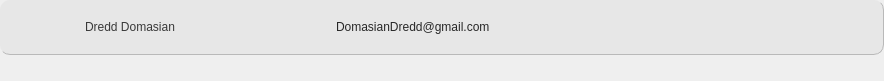
Before: the Qt Designer form Frontend/PatientCard.ui in rmmln/Petmate-Desktop-Application, drawn with Qt 5.
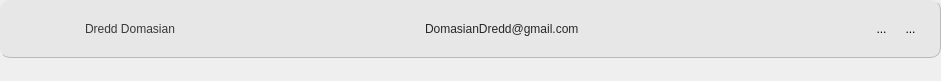
After: the same form once the commit is applied. Icons and pictures are not drawn.

Commit message:
Add delete patient functionality to UI
Replaced QLabel edit/delete icons with QToolButtons in PatientCard.ui and connected the delete button to a new delete_patient method in app.py. The method prompts for confirmation, sends a DELETE request to the backend, and shows a toast notification based on the result.

Diff of the .ui file:
```diff
--- a/Frontend/PatientCard.ui
+++ b/Frontend/PatientCard.ui
@@ -6,7 +6,7 @@
    <rect>
     <x>0</x>
     <y>0</y>
-    <width>884</width>
+    <width>941</width>
     <height>81</height>
    </rect>
   </property>
@@ -119,7 +119,7 @@
         </property>
        </widget>
       </item>
-      <item>
+      <item alignment="Qt::AlignLeft">
        <widget class="QLabel" name="nameLabel">
         <property name="styleSheet">
          <string notr="true">font: 81 14pt &quot;Montserrat ExtraBold&quot;;
@@ -130,7 +130,7 @@
         </property>
        </widget>
       </item>
-      <item>
+      <item alignment="Qt::AlignHCenter">
        <widget class="QLabel" name="emailLabel">
         <property name="styleSheet">
          <string notr="true">font: 57 14pt &quot;Montserrat Medium&quot;;
@@ -142,41 +142,74 @@
        </widget>
       </item>
       <item alignment="Qt::AlignRight">
-       <widget class="QLabel" name="editLabel">
-        <property name="maximumSize">
-         <size>
-          <width>25</width>
-          <height>25</height>
-         </size>
+       <widget class="QFrame" name="actionBtn">
+        <property name="styleSheet">
+         <string notr="true">border:none;
+background:transparent;</string>
         </property>
-        <property name="text">
-         <string/>
+        <property name="frameShape">
+         <enum>QFrame::StyledPanel</enum>
         </property>
-        <property name="pixmap">
-         <pixmap resource="resource.qrc">:/Icons/Icons/UpdateIcon.png</pixmap>
+        <property name="frameShadow">
+         <enum>QFrame::Raised</enum>
         </property>
-        <property name="scaledContents">
-         <bool>true</bool>
-        </property>
-       </widget>
-      </item>
-      <item>
-       <widget class="QLabel" name="deleteLabel">
-        <property name="maximumSize">
-         <size>
-          <width>25</width>
-          <height>25</height>
-         </size>
-        </property>
-        <property name="text">
-         <string/>
-        </property>
-        <property name="pixmap">
-         <pixmap resource="resource.qrc">:/Icons/Icons/delete.png</pixmap>
-        </property>
-        <property name="scaledContents">
-         <bool>true</bool>
-        </property>
+        <layout class="QHBoxLayout" name="horizontalLayout_2">
+         <property name="spacing">
+          <number>10</number>
+         </property>
+         <property name="leftMargin">
+          <number>0</number>
+         </property>
+         <property name="topMargin">
+          <number>0</number>
+         </property>
+         <property name="rightMargin">
+          <number>0</number>
+         </property>
+         <property name="bottomMargin">
+          <number>0</number>
+         </property>
+         <item alignment="Qt::AlignRight">
+          <widget class="QToolButton" name="editBtn">
+           <property name="styleSheet">
+            <string notr="true">background:transparent;</string>
+           </property>
+           <property name="text">
+            <string>...</string>
+           </property>
+           <property name="icon">
+            <iconset resource="resource.qrc">
+             <normaloff>:/Icons/Icons/UpdateIcon.png</normaloff>:/Icons/Icons/UpdateIcon.png</iconset>
+           </property>
+           <property name="iconSize">
+            <size>
+             <width>30</width>
+             <height>30</height>
+            </size>
+           </property>
+          </widget>
+         </item>
+         <item>
+          <widget class="QToolButton" name="deleteButton">
+           <property name="styleSheet">
+            <string notr="true">background:transparent;</string>
+           </property>
+           <property name="text">
+            <string>...</string>
+           </property>
+           <property name="icon">
+            <iconset resource="resource.qrc">
+             <normaloff>:/Icons/Icons/delete.png</normaloff>:/Icons/Icons/delete.png</iconset>
+           </property>
+           <property name="iconSize">
+            <size>
+             <width>30</width>
+             <height>30</height>
+            </size>
+           </property>
+          </widget>
+         </item>
+        </layout>
        </widget>
       </item>
      </layout>
```
The commit also changes 2 other files.
